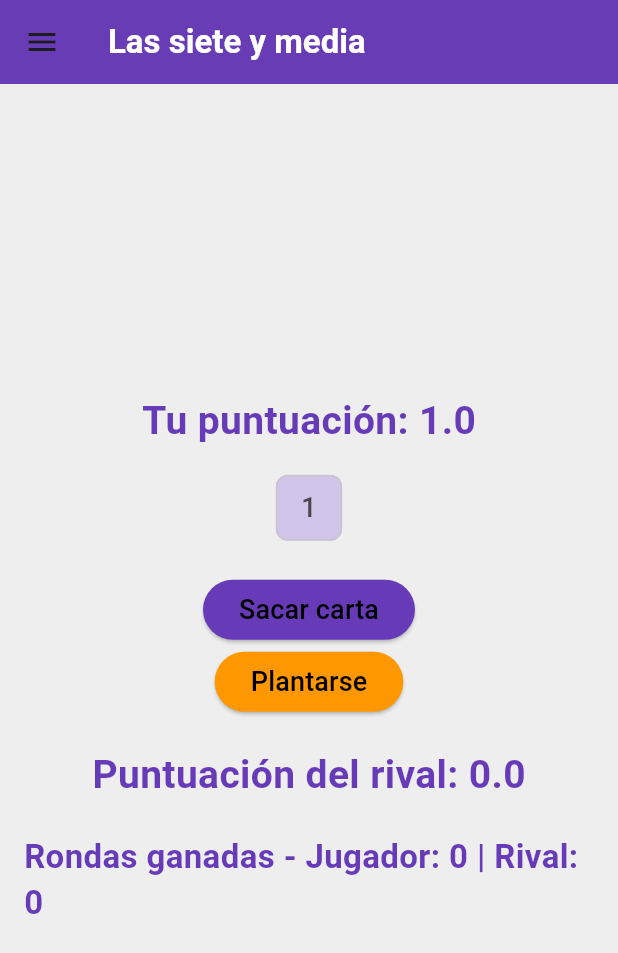
After one commit to Paablo2005/Programacion_Multimedia, a Flutter app: the SieteYMediaScreen screen opened by its route, after a tap on "Sacar carta", on a phone screen of 412 x 824 dp. The commit adds this screen. Shown: the top 953 px of the screen. Run offline on Flutter 3.47's test engine with Material 3 defaults, Android fonts, the light colour scheme and no system bars; our stand-ins replace google_fonts.

Commit message:
Las 7 y media

```diff
--- a/t1_act1_pabloamores/lib/routes/app_routes.dart
+++ b/t1_act1_pabloamores/lib/routes/app_routes.dart
@@ -17,6 +17,7 @@ class AppRoutes {
   static const String statColumn = '/stat_column';
   static const String storyCircle = '/story_circle';
   static const String gameInstructions = '/game_instructions';
+  static const String sieteYMedia = '/siete_y_media';
 
   static final Map<String, WidgetBuilder> routes = {
     clicksCount: (context) => const MiContador(),
@@ -32,5 +33,6 @@ class AppRoutes {
     miInstagram: (context) => const MiInstagram(),
     instagram: (context) => const Instagram(),
     gameInstructions: (context) => const GameInstructions(),
+    sieteYMedia: (context) => const SieteYMediaScreen(),
   };
 }
--- a/t1_act1_pabloamores/lib/screens/drawer.dart
+++ b/t1_act1_pabloamores/lib/screens/drawer.dart
@@ -84,6 +84,12 @@ class MyDrawer extends StatelessWidget {
               Navigator.pushNamed(context, AppRoutes.gameInstructions);
             },
           ),
+          ListTile(
+            title: const Text('Pantalla 10: Siete y media'),
+            onTap: () {
+              Navigator.pushNamed(context, AppRoutes.sieteYMedia);
+            },
+          ),
         ],
       ),
     );
--- a/t1_act1_pabloamores/lib/screens/screens.dart
+++ b/t1_act1_pabloamores/lib/screens/screens.dart
@@ -14,4 +14,5 @@ export './instagram/mi_instagram.dart'; // Pantalla principal de Instagram (pant
 export './instagram/instagram.dart'; // Pantalla secundaria de Instagram
 export './instagram/widgets/stat_column.dart'; // Widget de columna con estadísticas en Instagram
 export './instagram/widgets/story_circle.dart'; // Widget para mostrar historias en un círculo en Instagram
-export 'package:t1_act1_pabloamores/screens/videogame/game_instructions.dart';  // Pantalla con instrucciones para el juego
+export 'package:t1_act1_pabloamores/screens/videogame/game_instructions.dart'; // Pantalla con instrucciones para el juego
+export 'package:t1_act1_pabloamores/screens/siete_y_media/siete_y_media_screen.dart'; // Pantalla para el juego de las siete y media
--- /dev/null
+++ b/t1_act1_pabloamores/lib/screens/siete_y_media/siete_y_media_screen.dart
@@ -0,0 +1,272 @@
+import 'dart:math';
+import 'package:flutter/material.dart';
+import 'package:t1_act1_pabloamores/screens/screens.dart';
+
+class SieteYMediaScreen extends StatefulWidget {
+  const SieteYMediaScreen({super.key});
+
+  @override
+  _SieteYMediaScreenState createState() => _SieteYMediaScreenState();
+}
+
+class _SieteYMediaScreenState extends State<SieteYMediaScreen> {
+  // Lista de cartas disponibles en el juego
+  final List<String> cartas = [
+    '1',
+    '2',
+    '3',
+    '4',
+    '5',
+    '6',
+    '7',
+    'Sota',
+    'Caballo',
+    'Rey'
+  ];
+
+  // Mapa que asocia las cartas con sus valores en puntos
+  final Map<String, double> valoresCartas = {
+    '1': 1.0,
+    '2': 2.0,
+    '3': 3.0,
+    '4': 4.0,
+    '5': 5.0,
+    '6': 6.0,
+    '7': 7.0,
+    'Sota': 0.5,
+    'Caballo': 0.5,
+    'Rey': 0.5,
+  };
+
+  // Variables que guardan el estado de las puntuaciones del jugador y el rival
+  double puntuacionJugador = 0.0;
+  double puntuacionRival = 0.0;
+  List<String> cartasJugador = [];
+  List<String> cartasRival = [];
+  int rondasJugadorGanadas = 0;
+  int rondasRivalGanadas = 0;
+  int rondasPorGanar = 5; // El número de rondas necesarias para ganar el juego
+  bool sePlanto = false; // Controla si el jugador se ha plantado
+
+  // Método para que el jugador saque una carta
+  void sacarCartaJugador() {
+    if (sePlanto)
+      return; // No permitir sacar cartas si el jugador se ha plantado
+    final carta = cartas[Random().nextInt(cartas.length)];
+    setState(() {
+      cartasJugador.add(carta);
+      puntuacionJugador += valoresCartas[carta]!;
+      // Si el jugador se pasa de 7.5 puntos, pierde la ronda
+      if (puntuacionJugador > 7.5) {
+        rondasRivalGanadas++;
+        mostrarResultado('¡Te pasaste! Pierdes esta ronda.');
+      } else if (puntuacionJugador == 7.5) {
+        rondasJugadorGanadas++;
+        jugarRival(); // El jugador gana automáticamente si llega a 7.5 puntos
+      }
+    });
+  }
+
+  // Método que simula el turno del rival
+  Future<void> jugarRival() async {
+    while (puntuacionRival < 6.5) {
+      // El rival sigue sacando cartas hasta alcanzar 6.5 puntos
+      await Future.delayed(
+          const Duration(seconds: 1)); // Pausa para hacer el juego más dinámico
+      final carta = cartas[Random().nextInt(cartas.length)];
+      setState(() {
+        cartasRival.add(carta);
+        puntuacionRival += valoresCartas[carta]!;
+      });
+      if (puntuacionRival > 7.5) break; // Si el rival se pasa, termina su turno
+    }
+    determinarGanador(); // Determina el ganador de la ronda
+  }
+
+  // Método que compara las puntuaciones para determinar quién ganó la ronda
+  void determinarGanador() {
+    if (puntuacionRival > 7.5) {
+      rondasJugadorGanadas++;
+      mostrarResultado('¡El rival se pasó! Ganaste esta ronda.');
+    } else if (puntuacionJugador > puntuacionRival) {
+      rondasJugadorGanadas++;
+      mostrarResultado(
+          '¡Ganaste esta ronda! Tu puntuación: ${puntuacionJugador.toStringAsFixed(1)}.');
+    } else if (puntuacionJugador == puntuacionRival) {
+      mostrarResultado(
+          'Empate esta ronda. Ambos tienen ${puntuacionJugador.toStringAsFixed(1)} puntos.');
+    } else {
+      rondasRivalGanadas++;
+      mostrarResultado('Perdiste esta ronda. El rival ganó.');
+    }
+  }
+
+  // Muestra un mensaje con el resultado de la ronda
+  void mostrarResultado(String mensaje) {
+    showDialog(
+      context: context,
+      builder: (context) {
+        return AlertDialog(
+          title: const Text('Fin de la ronda',
+              style: TextStyle(fontWeight: FontWeight.bold)),
+          content: Text(mensaje, style: const TextStyle(color: Colors.black54)),
+          actions: [
+            TextButton(
+              onPressed: () {
+                Navigator.of(context).pop();
+                verificarGanador(); // Comprueba si alguien ha ganado el juego
+                reiniciarRonda(); // Reinicia la ronda para jugar de nuevo
+              },
+              child: const Text('Jugar de nuevo',
+                  style: TextStyle(color: Colors.blue)),
+            ),
+          ],
+        );
+      },
+    );
+  }
+
+  // Verifica si alguien ha ganado el juego
+  void verificarGanador() {
+    if (rondasJugadorGanadas >= rondasPorGanar) {
+      mostrarResultadoFinal('¡Ganaste el juego!');
+    } else if (rondasRivalGanadas >= rondasPorGanar) {
+      mostrarResultadoFinal('¡El rival ganó el juego!');
+    }
+  }
+
+  // Muestra el resultado final cuando uno de los jugadores gana el juego
+  void mostrarResultadoFinal(String mensaje) {
+    showDialog(
+      context: context,
+      builder: (context) {
+        return AlertDialog(
+          title: const Text('Fin del juego',
+              style: TextStyle(fontWeight: FontWeight.bold)),
+          content: Text(mensaje, style: const TextStyle(color: Colors.black54)),
+          actions: [
+            TextButton(
+              onPressed: () {
+                Navigator.of(context).pop();
+                reiniciarJuego(); // Reinicia el juego para empezar de nuevo
+              },
+              child: const Text('Reiniciar juego',
+                  style: TextStyle(color: Colors.blue)),
+            ),
+          ],
+        );
+      },
+    );
+  }
+
+  // Reinicia las rondas del juego
+  void reiniciarJuego() {
+    setState(() {
+      rondasJugadorGanadas = 0;
+      rondasRivalGanadas = 0;
+    });
+  }
+
+  // Reinicia la ronda actual
+  void reiniciarRonda() {
+    setState(() {
+      puntuacionJugador = 0.0;
+      puntuacionRival = 0.0;
+      cartasJugador.clear();
+      cartasRival.clear();
+      sePlanto = false;
+    });
+  }
+
+  // Método para que el jugador se plante
+  void plantarse() {
+    setState(() {
+      sePlanto = true;
+    });
+    jugarRival(); // El jugador se planta y el rival sigue jugando
+  }
+
+  @override
+  Widget build(BuildContext context) {
+    return Scaffold(
+      appBar: AppBar(
+        title: const Text('Las siete y media',
+            style: TextStyle(fontWeight: FontWeight.bold)),
+        backgroundColor: Colors.deepPurple,
+      ),
+      drawer: const MyDrawer(),
+      body: Center(
+        child: Padding(
+          padding: const EdgeInsets.all(16.0),
+          child: Column(
+            mainAxisAlignment: MainAxisAlignment.center,
+            children: [
+              Text(
+                'Tu puntuación: ${puntuacionJugador.toStringAsFixed(1)}',
+                style: const TextStyle(
+                    fontSize: 26,
+                    fontWeight: FontWeight.bold,
+                    color: Colors.deepPurple),
+              ),
+              const SizedBox(height: 15),
+              Wrap(
+                spacing: 10,
+                children: cartasJugador
+                    .map((carta) => Chip(
+                          backgroundColor: Colors.deepPurple[100],
+                          label:
+                              Text(carta, style: const TextStyle(fontSize: 18)),
+                        ))
+                    .toList(),
+              ),
+              const SizedBox(height: 20),
+              ElevatedButton(
+                onPressed: sePlanto
+                    ? null
+                    : sacarCartaJugador, // Solo se puede sacar carta si no te has plantado
+                style: ElevatedButton.styleFrom(
+                    backgroundColor: Colors.deepPurple),
+                child:
+                    const Text('Sacar carta', style: TextStyle(fontSize: 18)),
+              ),
+              ElevatedButton(
+                onPressed: sePlanto
+                    ? null
+                    : plantarse, // Solo se puede plantarse si no te has plantado ya
+                style: ElevatedButton.styleFrom(backgroundColor: Colors.orange),
+                child: const Text('Plantarse', style: TextStyle(fontSize: 18)),
+              ),
+              const SizedBox(height: 20),
+              if (puntuacionJugador <= 7.5)
+                Text(
+                  'Puntuación del rival: ${puntuacionRival.toStringAsFixed(1)}',
+                  style: const TextStyle(
+                      fontSize: 26,
+                      fontWeight: FontWeight.bold,
+                      color: Colors.deepPurple),
+                ),
+              Wrap(
+                spacing: 10,
+                children: cartasRival
+                    .map((carta) => Chip(
+                          backgroundColor: Colors.grey[300],
+                          label:
+                              Text(carta, style: const TextStyle(fontSize: 18)),
+                        ))
+                    .toList(),
+              ),
+              const SizedBox(height: 20),
+              Text(
+                'Rondas ganadas - Jugador: $rondasJugadorGanadas | Rival: $rondasRivalGanadas',
+                style: const TextStyle(
+                    fontSize: 22,
+                    fontWeight: FontWeight.bold,
+                    color: Colors.deepPurple),
+              ),
+            ],
+          ),
+        ),
+      ),
+    );
+  }
+}
--- a/t1_act1_pabloamores/pubspec.yaml
+++ b/t1_act1_pabloamores/pubspec.yaml
@@ -31,6 +31,8 @@ dependencies:
   flutter:
     sdk: flutter
   google_fonts: ^5.0.0
+  provider: ^6.0.5
+  flutter_svg: ^2.0.7
 
   # The following adds the Cupertino Icons font to your application.
   # Use with the CupertinoIcons class for iOS style icons.
```
Also changed, not shown: t1_act1_pabloamores/pubspec.lock.
